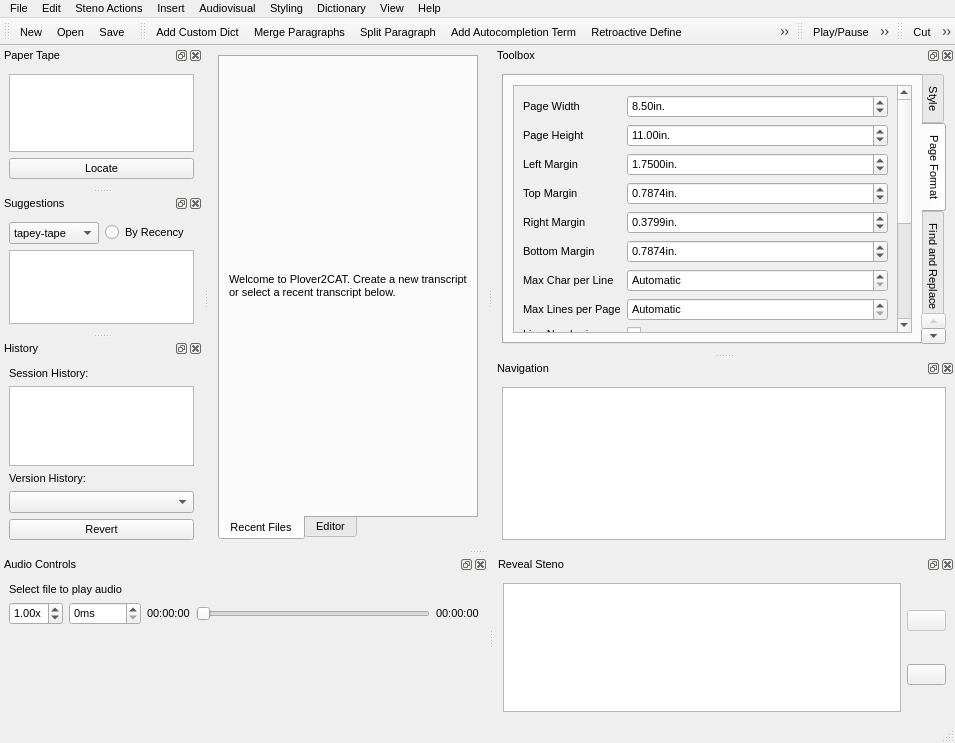
This is plover_cat/plover_cat.ui in greenwyrt/plover2CAT as Qt 5 draws it before an edit. The edited form follows.
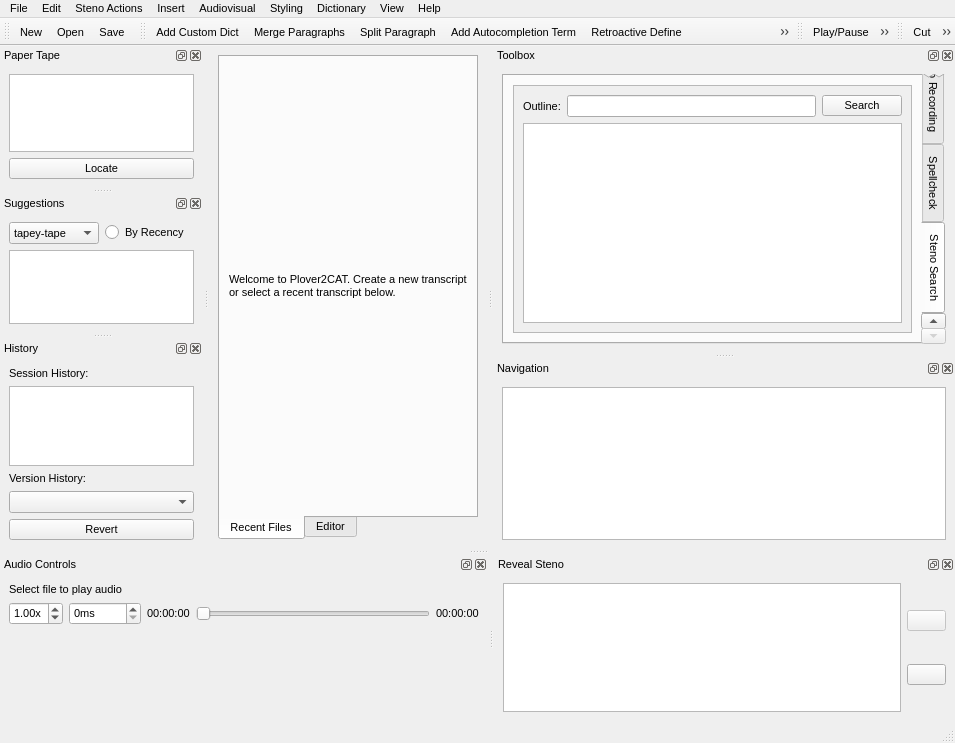
This is the edited form. Icons and pictures are not drawn. Custom widgets are drawn as their Qt base class.

Commit message: resolve #13 and add steno search

The edit to the form file:
```diff
--- a/plover_cat/plover_cat.ui
+++ b/plover_cat/plover_cat.ui
@@ -809,7 +809,7 @@
         <enum>QTabWidget::East</enum>
        </property>
        <property name="currentIndex">
-        <number>1</number>
+        <number>6</number>
        </property>
        <property name="elideMode">
         <enum>Qt::ElideNone</enum>
@@ -2487,6 +2487,71 @@
          </item>
         </layout>
        </widget>
+       <widget class="QWidget" name="stenospell_pane">
+        <attribute name="icon">
+         <iconset resource="resources/resources.qrc">
+          <normaloff>:/spell-check-error.png</normaloff>:/spell-check-error.png</iconset>
+        </attribute>
+        <attribute name="title">
+         <string>Steno Search</string>
+        </attribute>
+        <layout class="QHBoxLayout" name="horizontalLayout_14">
+         <item>
+          <widget class="QScrollArea" name="scrollArea_7">
+           <property name="widgetResizable">
+            <bool>true</bool>
+           </property>
+           <widget class="QWidget" name="scrollAreaWidgetContents_7">
+            <property name="geometry">
+             <rect>
+              <x>0</x>
+              <y>0</y>
+              <width>405</width>
+              <height>240</height>
+             </rect>
+            </property>
+            <layout class="QVBoxLayout" name="verticalLayout_3">
+             <item>
+              <layout class="QHBoxLayout" name="horizontalLayout_16">
+               <item>
+                <widget class="QLabel" name="label_40">
+                 <property name="text">
+                  <string>Outline:</string>
+                 </property>
+                </widget>
+               </item>
+               <item>
+                <widget class="QLineEdit" name="steno_outline">
+                 <property name="focusPolicy">
+                  <enum>Qt::ClickFocus</enum>
+                 </property>
+                </widget>
+               </item>
+               <item>
+                <widget class="QPushButton" name="steno_search">
+                 <property name="focusPolicy">
+                  <enum>Qt::NoFocus</enum>
+                 </property>
+                 <property name="text">
+                  <string>Search</string>
+                 </property>
+                </widget>
+               </item>
+              </layout>
+             </item>
+             <item>
+              <widget class="QListWidget" name="stenospell_res">
+               <property name="focusPolicy">
+                <enum>Qt::NoFocus</enum>
+               </property>
+              </widget>
+             </item>
+            </layout>
+           </widget>
+          </widget>
+         </item>
+        </layout>
+       </widget>
       </widget>
      </item>
     </layout>
```
Left out of the diff: 22 changed lines with no effect on the pictures. The commit also changes 9 other files.
